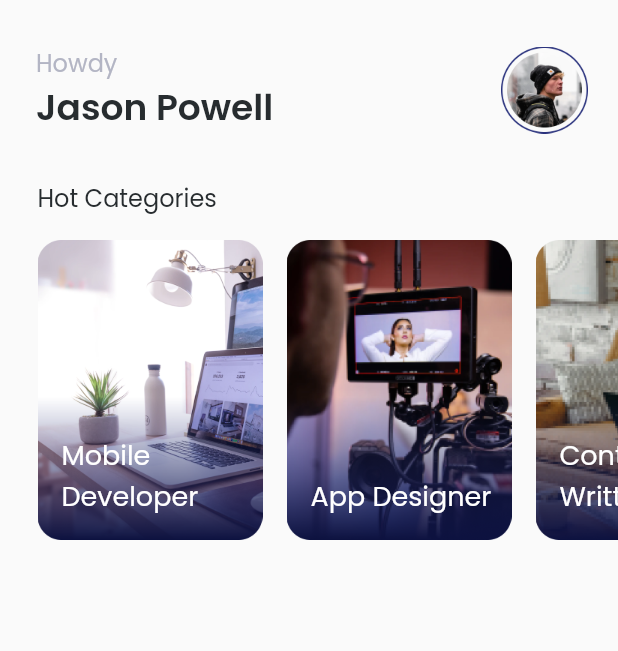
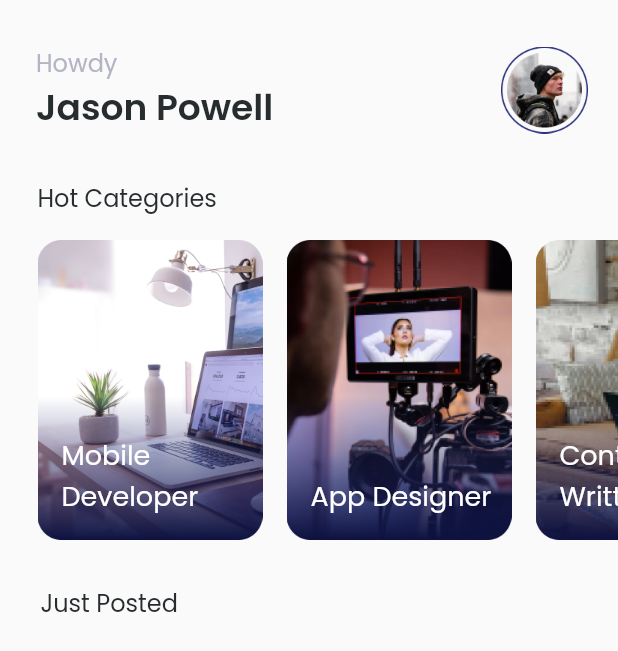
Before and after one commit to perymerdeka/future-jobs, a Flutter app: the HomePageScreen screen opened by its route, on a phone screen of 412 x 824 dp. Shown: the top 651 px of the screen. Run offline on Flutter 3.47's test engine with Material 2 defaults, Android fonts, the phone set to English and light mode, and no system bars; our stand-ins replace email_validator, google_fonts.

Commit message:
Add Job Posted Utils

```diff
--- a/lib/pages/home_page.dart
+++ b/lib/pages/home_page.dart
@@ -54,31 +54,49 @@ class HomePageScreen extends StatelessWidget {
                   fontWeight: FontWeight.w400),
             ),
             const SizedBox(
-              height: 16,),
+              height: 16,
+            ),
             SingleChildScrollView(
               scrollDirection: Axis.horizontal,
-                child: Row(
-                  children: const [
+              child: Row(children: const [
                 JobCard(
                   jobTitle: 'Mobile Developer',
                   imageUrl: 'assets/card/card_category.png',
                 ),
-                    SizedBox(width: 16,),
+                SizedBox(
+                  width: 16,
+                ),
                 JobCard(
                   jobTitle: 'App Designer',
                   imageUrl: 'assets/card/bg1.png',
                 ),
-                    SizedBox(width: 16,),
+                SizedBox(
+                  width: 16,
+                ),
                 JobCard(
                   jobTitle: 'Content Writter',
                   imageUrl: 'assets/card/bg2.png',
                 ),
-                    SizedBox(width: 16,),
+                SizedBox(
+                  width: 16,
+                ),
                 JobCard(
                   jobTitle: 'Video Grapher',
                   imageUrl: 'assets/card/bg3.png',
                 )
-                  ]
+              ]),
+            ),
+            const SizedBox(
+              height: 30,
+            ),
+            Padding(
+              padding: const EdgeInsets.only(left: 2),
+              child: Text(
+                'Just Posted',
+                style: GoogleFonts.poppins(
+                    color: const Color(0xff272C2F),
+                    fontSize: 16,
+                    fontWeight: FontWeight.w400),
               ),
             )
           ],
```
Also changed, not shown: lib/theme/home_theme.dart (added, +14 -0 lines). Lines whose indentation alone changed are shown as unchanged.
